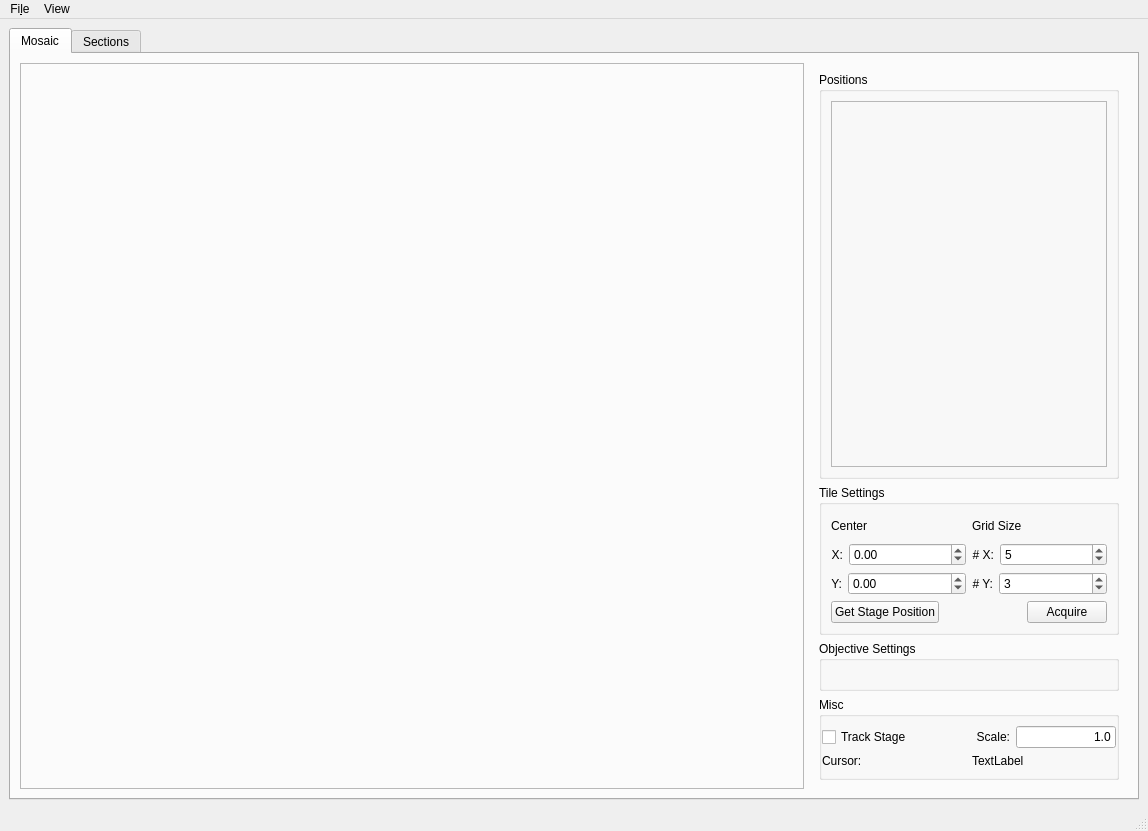
Qt form storm_control/steve/qtdesigner/steve.ui (ZhuangLab/storm-control) before a commit.
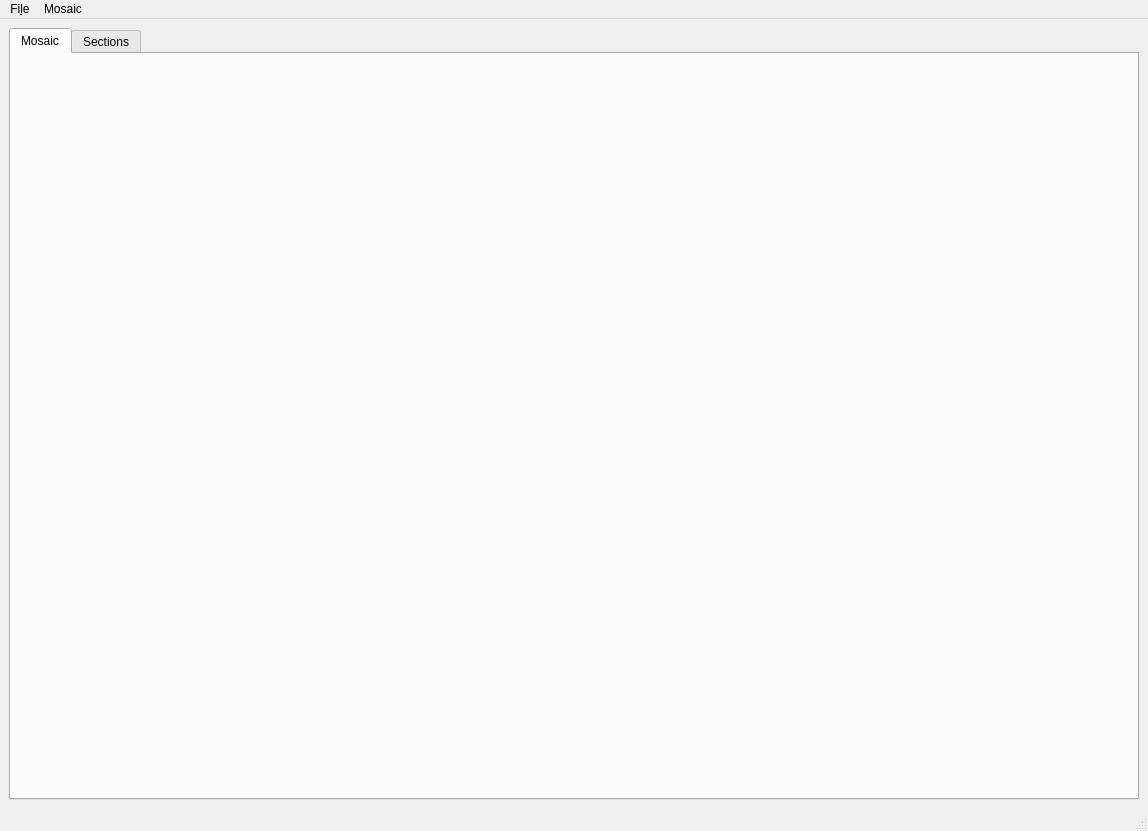
The same form after that commit. Custom widgets are drawn as their Qt base class.

Diff of the .ui file:
```diff
--- a/storm_control/steve/qtdesigner/steve.ui
+++ b/storm_control/steve/qtdesigner/steve.ui
@@ -24,426 +24,7 @@
        <attribute name="title">
         <string>Mosaic</string>
        </attribute>
-       <layout class="QHBoxLayout" name="horizontalLayout_2">
-        <item>
-         <widget class="QFrame" name="mosaicFrame">
-          <property name="frameShape">
-           <enum>QFrame::StyledPanel</enum>
-          </property>
-          <property name="frameShadow">
-           <enum>QFrame::Raised</enum>
-          </property>
-         </widget>
-        </item>
-        <item>
-         <widget class="QWidget" name="widget" native="true">
-          <property name="sizePolicy">
-           <sizepolicy hsizetype="Maximum" vsizetype="Preferred">
-            <horstretch>0</horstretch>
-            <verstretch>0</verstretch>
-           </sizepolicy>
-          </property>
-          <property name="minimumSize">
-           <size>
-            <width>0</width>
-            <height>0</height>
-           </size>
-          </property>
-          <property name="maximumSize">
-           <size>
-            <width>16777215</width>
-            <height>100000</height>
-           </size>
-          </property>
-          <layout class="QVBoxLayout" name="verticalLayout_2">
-           <item>
-            <widget class="QGroupBox" name="positionsGroupBox">
-             <property name="sizePolicy">
-              <sizepolicy hsizetype="Preferred" vsizetype="Expanding">
-               <horstretch>0</horstretch>
-               <verstretch>0</verstretch>
-              </sizepolicy>
-             </property>
-             <property name="minimumSize">
-              <size>
-               <width>0</width>
-               <height>0</height>
-              </size>
-             </property>
-             <property name="maximumSize">
-              <size>
-               <width>10000</width>
-               <height>10000</height>
-              </size>
-             </property>
-             <property name="title">
-              <string>Positions</string>
-             </property>
-             <layout class="QVBoxLayout" name="verticalLayout_4">
-              <item>
-               <widget class="QFrame" name="positionsFrame">
-                <property name="frameShape">
-                 <enum>QFrame::StyledPanel</enum>
-                </property>
-                <property name="frameShadow">
-                 <enum>QFrame::Raised</enum>
-                </property>
-               </widget>
-              </item>
-             </layout>
-            </widget>
-           </item>
-           <item>
-            <widget class="QGroupBox" name="tilesGroupBox">
-             <property name="minimumSize">
-              <size>
-               <width>300</width>
-               <height>150</height>
-              </size>
-             </property>
-             <property name="maximumSize">
-              <size>
-               <width>300</width>
-               <height>300</height>
-              </size>
-             </property>
-             <property name="title">
-              <string>Tile Settings</string>
-             </property>
-             <layout class="QVBoxLayout" name="verticalLayout_8">
-              <item>
-               <layout class="QHBoxLayout" name="horizontalLayout_8">
-                <item>
-                 <layout class="QVBoxLayout" name="verticalLayout_3">
-                  <item>
-                   <widget class="QLabel" name="startingPositionLabel">
-                    <property name="font">
-                     <font>
-                      <weight>50</weight>
-                      <bold>false</bold>
-                     </font>
-                    </property>
-                    <property name="text">
-                     <string>Center</string>
-                    </property>
-                    <property name="alignment">
-                     <set>Qt::AlignLeading|Qt::AlignLeft|Qt::AlignVCenter</set>
-                    </property>
-                   </widget>
-                  </item>
-                  <item>
-                   <layout class="QHBoxLayout" name="horizontalLayout_4">
-                    <item>
-                     <widget class="QLabel" name="xPosLabel">
-                      <property name="text">
-                       <string>X:</string>
-                      </property>
-                      <property name="alignment">
-                       <set>Qt::AlignRight|Qt::AlignTrailing|Qt::AlignVCenter</set>
-                      </property>
-                     </widget>
-                    </item>
-                    <item>
-                     <widget class="QDoubleSpinBox" name="xStartPosSpinBox">
-                      <property name="sizePolicy">
-                       <sizepolicy hsizetype="MinimumExpanding" vsizetype="Fixed">
-                        <horstretch>0</horstretch>
-                        <verstretch>0</verstretch>
-                       </sizepolicy>
-                      </property>
-                      <property name="minimum">
-                       <double>-50000.000000000000000</double>
-                      </property>
-                      <property name="maximum">
-                       <double>50000.000000000000000</double>
-                      </property>
-                     </widget>
-                    </item>
-                   </layout>
-                  </item>
-                  <item>
-                   <layout class="QHBoxLayout" name="horizontalLayout_6">
-                    <item>
-                     <widget class="QLabel" name="yPosLabel">
-                      <property name="text">
-                       <string>Y:</string>
-                      </property>
-                      <property name="alignment">
-                       <set>Qt::AlignRight|Qt::AlignTrailing|Qt::AlignVCenter</set>
-                      </property>
-                     </widget>
-                    </item>
-                    <item>
-                     <widget class="QDoubleSpinBox" name="yStartPosSpinBox">
-                      <property name="sizePolicy">
-                       <sizepolicy hsizetype="MinimumExpanding" vsizetype="Fixed">
-                        <horstretch>0</horstretch>
-                        <verstretch>0</verstretch>
-                       </sizepolicy>
-                      </property>
-                      <property name="minimum">
-                       <double>-50000.000000000000000</double>
-                      </property>
-                      <property name="maximum">
-                       <double>500000.000000000000000</double>
-                      </property>
-                     </widget>
-                    </item>
-                   </layout>
-                  </item>
-                 </layout>
-                </item>
-                <item>
-                 <layout class="QVBoxLayout" name="verticalLayout_7">
-                  <item>
-                   <widget class="QLabel" name="gridDimLabel">
-                    <property name="font">
-                     <font>
-                      <weight>50</weight>
-                      <bold>false</bold>
-                     </font>
-                    </property>
-                    <property name="text">
-                     <string>Grid Size</string>
-                    </property>
-                    <property name="alignment">
-                     <set>Qt::AlignLeading|Qt::AlignLeft|Qt::AlignVCenter</set>
-                    </property>
-                   </widget>
-                  </item>
-                  <item>
-                   <layout class="QHBoxLayout" name="horizontalLayout_5">
-                    <item>
-                     <widget class="QLabel" name="numXLabel">
-                      <property name="text">
-                       <string># X:</string>
-                      </property>
-                      <property name="alignment">
-                       <set>Qt::AlignRight|Qt::AlignTrailing|Qt::AlignVCenter</set>
-                      </property>
-                     </widget>
-                    </item>
-                    <item>
-                     <widget class="QSpinBox" name="xSpinBox">
-                      <property name="sizePolicy">
-                       <sizepolicy hsizetype="MinimumExpanding" vsizetype="Fixed">
-                        <horstretch>0</horstretch>
-                        <verstretch>0</verstretch>
-                       </sizepolicy>
-                      </property>
-                      <property name="minimum">
-                       <number>1</number>
-                      </property>
-                      <property name="value">
-                       <number>5</number>
-                      </property>
-                     </widget>
-                    </item>
-                   </layout>
-                  </item>
-                  <item>
-                   <layout class="QHBoxLayout" name="horizontalLayout_7">
-                    <item>
-                     <widget class="QLabel" name="numYLabel">
-                      <property name="text">
-                       <string># Y:</string>
-                      </property>
-                      <property name="alignment">
-                       <set>Qt::AlignRight|Qt::AlignTrailing|Qt::AlignVCenter</set>
-                      </property>
-                     </widget>
-                    </item>
-                    <item>
-                     <widget class="QSpinBox" name="ySpinBox">
-                      <property name="sizePolicy">
-                       <sizepolicy hsizetype="MinimumExpanding" vsizetype="Fixed">
-                        <horstretch>0</horstretch>
-                        <verstretch>0</verstretch>
-                       </sizepolicy>
-                      </property>
-                      <property name="minimum">
-                       <number>1</number>
-                      </property>
-                      <property name="value">
-                       <number>3</number>
-                      </property>
-                     </widget>
-                    </item>
-                   </layout>
-                  </item>
-                 </layout>
-                </item>
-               </layout>
-              </item>
-              <item>
-               <layout class="QHBoxLayout" name="horizontalLayout_10">
-                <item>
-                 <widget class="QPushButton" name="getStagePosButton">
-                  <property name="maximumSize">
-                   <size>
-                    <width>150</width>
-                    <height>16777215</height>
-                   </size>
-                  </property>
-                  <property name="text">
-                   <string>Get Stage Position</string>
-                  </property>
-                 </widget>
-                </item>
-                <item>
-                 <spacer name="horizontalSpacer_2">
-                  <property name="orientation">
-                   <enum>Qt::Horizontal</enum>
-                  </property>
-                  <property name="sizeHint" stdset="0">
-                   <size>
-                    <width>40</width>
-                    <height>20</height>
-                   </size>
-                  </property>
-                 </spacer>
-                </item>
-                <item>
-                 <widget class="QPushButton" name="imageGridButton">
-                  <property name="maximumSize">
-                   <size>
-                    <width>150</width>
-                    <height>16777215</height>
-                   </size>
-                  </property>
-                  <property name="text">
-                   <string>Acquire</string>
-                  </property>
-                 </widget>
-                </item>
-               </layout>
-              </item>
-             </layout>
-            </widget>
-           </item>
-           <item>
-            <widget class="ObjectivesGroupBox" name="objectivesGroupBox">
-             <property name="minimumSize">
-              <size>
-               <width>250</width>
-               <height>50</height>
-              </size>
-             </property>
-             <property name="maximumSize">
-              <size>
-               <width>300</width>
-               <height>300</height>
-              </size>
-             </property>
-             <property name="title">
-              <string>Objective Settings</string>
-             </property>
-            </widget>
-           </item>
-           <item>
-            <widget class="QGroupBox" name="miscGroupBox">
-             <property name="minimumSize">
-              <size>
-               <width>0</width>
-               <height>20</height>
-              </size>
-             </property>
-             <property name="title">
-              <string>Misc</string>
-             </property>
-             <layout class="QVBoxLayout" name="verticalLayout">
-              <property name="leftMargin">
-               <number>0</number>
-              </property>
-              <property name="rightMargin">
-               <number>0</number>
-              </property>
-              <item>
-               <layout class="QHBoxLayout" name="horizontalLayout">
-                <item>
-                 <widget class="QCheckBox" name="trackStageCheckBox">
-                  <property name="text">
-                   <string>Track Stage</string>
-                  </property>
-                 </widget>
-                </item>
-                <item>
-                 <widget class="QLabel" name="scaleLabel">
-                  <property name="text">
-                   <string>Scale:</string>
-                  </property>
-                  <property name="alignment">
-                   <set>Qt::AlignRight|Qt::AlignTrailing|Qt::AlignVCenter</set>
-                  </property>
-                 </widget>
-                </item>
-                <item>
-                 <widget class="QLineEdit" name="scaleLineEdit">
-                  <property name="sizePolicy">
-                   <sizepolicy hsizetype="Preferred" vsizetype="Fixed">
-                    <horstretch>0</horstretch>
-                    <verstretch>0</verstretch>
-                   </sizepolicy>
-                  </property>
-                  <property name="maximumSize">
-                   <size>
-                    <width>100</width>
-                    <height>16777215</height>
-                   </size>
-                  </property>
-                  <property name="text">
-                   <string>1.0</string>
-                  </property>
-                  <property name="alignment">
-                   <set>Qt::AlignRight|Qt::AlignTrailing|Qt::AlignVCenter</set>
-                  </property>
-                 </widget>
-                </item>
-               </layout>
-              </item>
-              <item>
-               <layout class="QHBoxLayout" name="horizontalLayout_9">
-                <item>
-                 <widget class="QLabel" name="cursorPosition">
-                  <property name="sizePolicy">
-                   <sizepolicy hsizetype="Preferred" vsizetype="Fixed">
-                    <horstretch>0</horstretch>
-                    <verstretch>0</verstretch>
-                   </sizepolicy>
-                  </property>
-                  <property name="text">
-                   <string>Cursor:</string>
-                  </property>
-                  <property name="alignment">
-                   <set>Qt::AlignLeading|Qt::AlignLeft|Qt::AlignVCenter</set>
-                  </property>
-                 </widget>
-                </item>
-                <item>
-                 <widget class="QLabel" name="mosaicLabel">
-                  <property name="sizePolicy">
-                   <sizepolicy hsizetype="Preferred" vsizetype="Fixed">
-                    <horstretch>0</horstretch>
-                    <verstretch>0</verstretch>
-                   </sizepolicy>
-                  </property>
-                  <property name="text">
-                   <string>TextLabel</string>
-                  </property>
-                  <property name="alignment">
-                   <set>Qt::AlignLeading|Qt::AlignLeft|Qt::AlignVCenter</set>
-                  </property>
-                 </widget>
-                </item>
-               </layout>
-              </item>
-             </layout>
-            </widget>
-           </item>
-          </layout>
-         </widget>
-        </item>
-       </layout>
+       <layout class="QHBoxLayout" name="horizontalLayout_2"/>
       </widget>
       <widget class="QWidget" name="sectionsTab">
        <attribute name="title">
@@ -625,7 +206,7 @@
      <x>0</x>
      <y>0</y>
      <width>1148</width>
-     <height>25</height>
+     <height>22</height>
     </rect>
    </property>
    <widget class="QMenu" name="menuFile">
@@ -644,14 +225,14 @@
     <addaction name="separator"/>
     <addaction name="actionQuit"/>
    </widget>
-   <widget class="QMenu" name="menuView">
+   <widget class="QMenu" name="menuMosaic">
     <property name="title">
-     <string>View</string>
+     <string>Mosaic</string>
     </property>
     <addaction name="actionAdjust_Contrast"/>
    </widget>
    <addaction name="menuFile"/>
-   <addaction name="menuView"/>
+   <addaction name="menuMosaic"/>
   </widget>
   <widget class="QStatusBar" name="statusbar"/>
   <action name="actionQuit">
@@ -747,14 +328,6 @@
    </property>
   </action>
  </widget>
- <customwidgets>
-  <customwidget>
-   <class>ObjectivesGroupBox</class>
-   <extends>QGroupBox</extends>
-   <header>storm_control.steve.objectives</header>
-   <container>1</container>
-  </customwidget>
- </customwidgets>
  <tabstops>
   <tabstop>xStartPosSpinBox</tabstop>
   <tabstop>yStartPosSpinBox</tabstop>
```
Left out of the diff: 181 changed lines with no effect on the pictures.
